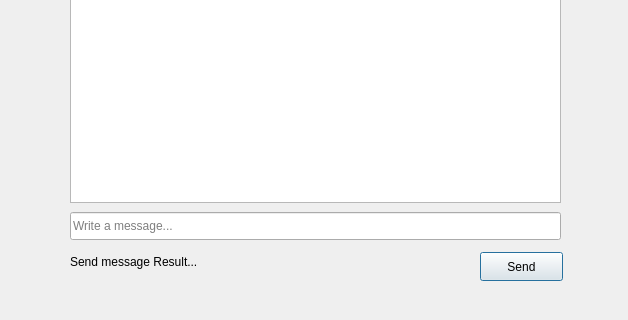
First picture: the form in channelchat.ui, repository borhanem/Messenger_Void_13, before the edit; both pictures show x 0 to 628 and y 248 to 568 of the 628 by 568 pixel window.
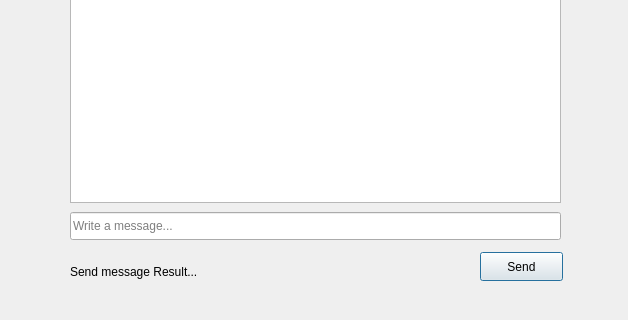
Second picture: the form after the edit.

Diff of the .ui file:
```diff
--- a/channelchat.ui
+++ b/channelchat.ui
@@ -17,7 +17,7 @@
    <property name="geometry">
     <rect>
      <x>70</x>
-     <y>500</y>
+     <y>510</y>
      <width>401</width>
      <height>20</height>
     </rect>
```
